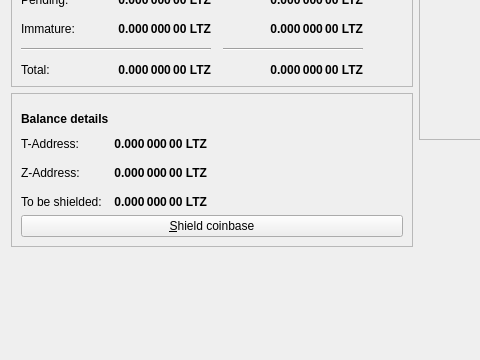
The window that src/qt/forms/overviewpage.ui (ssghost/litecoinz) describes before a commit, drawn with Qt 5; both pictures show x 0 to 480 and y 151 to 511 of the 605 by 511 pixel window.
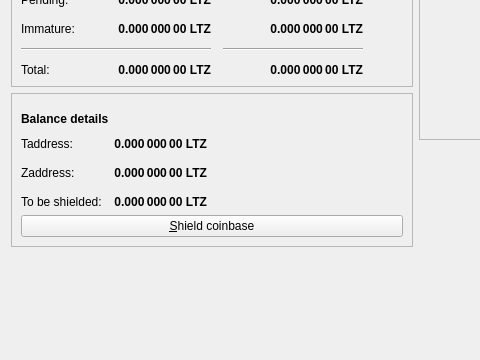
The same window after the commit. Icons and pictures are not drawn.

Patch:
```diff
--- a/src/qt/forms/overviewpage.ui
+++ b/src/qt/forms/overviewpage.ui
@@ -495,7 +495,7 @@
             <item row="1" column="0">
              <widget class="QLabel" name="labelZBalanceText">
               <property name="text">
-               <string>Z-Address:</string>
+               <string>Zaddress:</string>
               </property>
              </widget>
             </item>
@@ -552,7 +552,7 @@
             <item row="0" column="0">
              <widget class="QLabel" name="labelTBalanceText">
               <property name="text">
-               <string>T-Address:</string>
+               <string>Taddress:</string>
               </property>
              </widget>
             </item>
```
Left out of the diff: 4 changed lines with no effect on the pictures.
